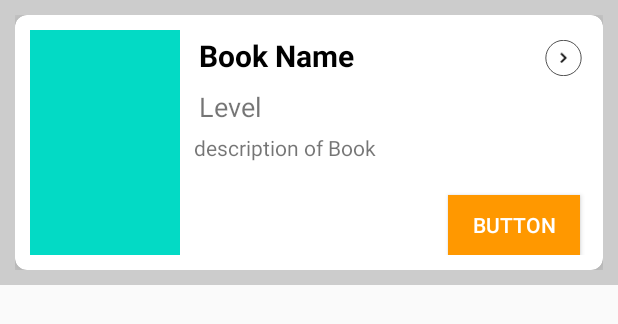
After one commit to Ali-Bhatti/Assignment3_Books, an Android app: the layout myrow_layout.xml on its own in the app's theme, with its tools: preview values and no code run, on a phone screen of 412 x 824 dp. The commit adds this screen. Shown: the top 324 px of the screen. Run offline under Robolectric (Android 15) with nearby library versions, the phone set to English and light mode, and no system bars.

Commit message:
Customize Layout is done

```diff
--- a/app/build.gradle
+++ b/app/build.gradle
@@ -28,6 +28,9 @@ dependencies {
 
     implementation 'androidx.appcompat:appcompat:1.1.0'
     implementation 'androidx.constraintlayout:constraintlayout:1.1.3'
+    implementation 'androidx.recyclerview:recyclerview:1.1.0'
+    implementation 'androidx.cardview:cardview:1.0.0'
+    implementation 'com.squareup.picasso:picasso:2.71828'
     testImplementation 'junit:junit:4.12'
     androidTestImplementation 'androidx.test.ext:junit:1.1.1'
     androidTestImplementation 'androidx.test.espresso:espresso-core:3.2.0'
--- /dev/null
+++ b/app/src/main/res/drawable/circle.xml
@@ -0,0 +1,9 @@
+<?xml version="1.0" encoding="utf-8"?>
+<shape xmlns:android="http://schemas.android.com/apk/res/android"
+    android:innerRadius="0dp"
+    android:shape="oval"
+    android:thicknessRatio="2"
+    android:useLevel="false">
+    <size android:width="70dp" android:height="70dp"/>
+    <stroke android:width="1dp"/>
+</shape>
--- /dev/null
+++ b/app/src/main/res/drawable/ic_chevron_right_black_24dp.xml
@@ -0,0 +1,9 @@
+<vector xmlns:android="http://schemas.android.com/apk/res/android"
+        android:width="24dp"
+        android:height="24dp"
+        android:viewportWidth="24.0"
+        android:viewportHeight="24.0">
+    <path
+        android:fillColor="#FF000000"
+        android:pathData="M10,6L8.59,7.41 13.17,12l-4.58,4.59L10,18l6,-6z"/>
+</vector>
--- /dev/null
+++ b/app/src/main/res/drawable/nextarrow.xml
@@ -0,0 +1,7 @@
+<?xml version="1.0" encoding="utf-8"?>
+<layer-list xmlns:android="http://schemas.android.com/apk/res/android">
+
+    <item android:drawable="@drawable/circle"/>
+    <item android:drawable="@drawable/ic_chevron_right_black_24dp" android:gravity="center"
+        android:height="40sp" android:width="40sp"/>
+</layer-list>
--- /dev/null
+++ b/app/src/main/res/layout/myrow_layout.xml
@@ -0,0 +1,111 @@
+<?xml version="1.0" encoding="utf-8"?>
+<androidx.constraintlayout.widget.ConstraintLayout
+    xmlns:android="http://schemas.android.com/apk/res/android"
+    xmlns:app="http://schemas.android.com/apk/res-auto"
+    xmlns:tools="http://schemas.android.com/tools"
+    android:layout_width="match_parent"
+    android:layout_height="wrap_content"
+    android:background="#ccc"
+    android:padding="10dp">
+
+    <androidx.cardview.widget.CardView
+        android:layout_width="match_parent"
+        android:layout_height="wrap_content"
+        app:cardCornerRadius="8dp"
+        app:cardElevation="8dp"
+        app:layout_constraintEnd_toEndOf="parent"
+        app:layout_constraintStart_toStartOf="parent"
+        app:layout_constraintTop_toTopOf="parent">
+
+        <androidx.constraintlayout.widget.ConstraintLayout
+            android:layout_width="match_parent"
+            android:layout_height="wrap_content"
+            android:padding="10dp">
+
+            <ImageView
+                android:id="@+id/bookImg"
+                android:layout_width="100dp"
+                android:layout_height="150dp"
+                app:layout_constraintBottom_toBottomOf="parent"
+                app:layout_constraintStart_toStartOf="parent"
+                app:layout_constraintTop_toTopOf="parent"
+                app:srcCompat="@color/colorAccent" />
+
+            <TextView
+                android:id="@+id/bookName"
+                android:layout_width="200dp"
+                android:layout_height="wrap_content"
+                android:layout_marginEnd="8dp"
+                android:layout_marginBottom="8dp"
+                android:paddingLeft="3dp"
+                android:text="Book Name"
+                android:textColor="@android:color/black"
+                android:textSize="20sp"
+                android:textStyle="bold"
+                app:layout_constraintBottom_toBottomOf="parent"
+                app:layout_constraintEnd_toEndOf="parent"
+                app:layout_constraintHorizontal_bias="0.148"
+                app:layout_constraintStart_toEndOf="@+id/bookImg"
+                app:layout_constraintTop_toTopOf="parent"
+                app:layout_constraintVertical_bias="0.031" />
+
+            <TextView
+                android:id="@+id/level"
+                android:layout_width="120dp"
+                android:layout_height="wrap_content"
+                android:layout_marginTop="8dp"
+                android:layout_marginBottom="72dp"
+                android:text="Level"
+                android:paddingLeft="3dp"
+                android:textSize="18sp"
+                app:layout_constraintBottom_toBottomOf="parent"
+                app:layout_constraintEnd_toEndOf="@+id/bookName"
+                app:layout_constraintHorizontal_bias="0.0"
+                app:layout_constraintStart_toStartOf="@+id/bookName"
+                app:layout_constraintTop_toBottomOf="@+id/bookName"
+                app:layout_constraintVertical_bias="0.0" />
+
+            <TextView
+                android:id="@+id/bookDetails"
+                android:layout_width="250dp"
+                android:layout_height="wrap_content"
+                android:layout_marginTop="5dp"
+                android:text="description of Book"
+                app:layout_constraintEnd_toEndOf="@+id/level"
+                app:layout_constraintHorizontal_bias="0.0"
+                app:layout_constraintStart_toStartOf="@+id/level"
+                app:layout_constraintTop_toBottomOf="@+id/level" />
+
+            <Button
+                android:id="@+id/button"
+                android:layout_width="wrap_content"
+                android:layout_height="40dp"
+                android:layout_marginStart="155dp"
+                android:text="Button"
+                android:background="@color/btncolor"
+                android:textColor="@android:color/white"
+                app:layout_constraintBottom_toBottomOf="parent"
+                app:layout_constraintEnd_toEndOf="parent"
+                app:layout_constraintHorizontal_bias="0.82"
+                app:layout_constraintStart_toEndOf="@+id/bookImg"
+                app:layout_constraintTop_toTopOf="parent"
+                app:layout_constraintVertical_bias="1.0" />
+
+            <ImageView
+                android:id="@+id/forwordArrow"
+                android:layout_width="26dp"
+                android:layout_height="24dp"
+                android:layout_marginTop="5dp"
+                android:layout_marginEnd="3dp"
+                android:layout_marginBottom="52dp"
+                app:layout_constraintBottom_toBottomOf="parent"
+                app:layout_constraintEnd_toEndOf="parent"
+                app:layout_constraintTop_toTopOf="parent"
+                app:layout_constraintVertical_bias="0.01999998"
+                tools:srcCompat="@drawable/nextarrow" />
+
+
+        </androidx.constraintlayout.widget.ConstraintLayout>
+
+    </androidx.cardview.widget.CardView>
+</androidx.constraintlayout.widget.ConstraintLayout>
--- a/app/src/main/res/values/colors.xml
+++ b/app/src/main/res/values/colors.xml
@@ -3,4 +3,5 @@
     <color name="colorPrimary">#6200EE</color>
     <color name="colorPrimaryDark">#3700B3</color>
     <color name="colorAccent">#03DAC5</color>
+    <color name="btncolor">#FF9800</color>
 </resources>
```
Also changed, not shown: app/src/main/java/edu/pk/pucit/booksdata/RVAdapter.java (added).
